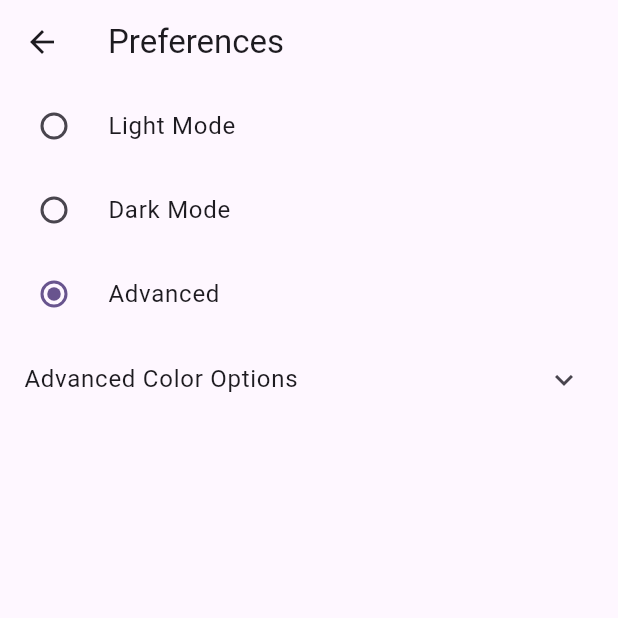
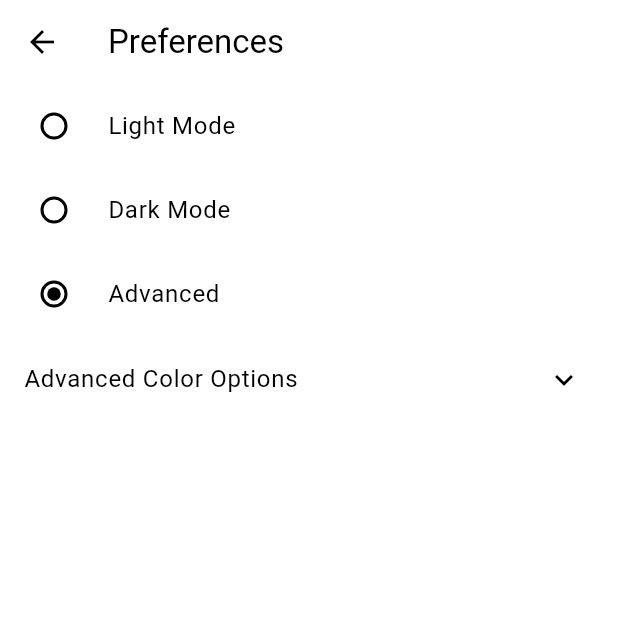
Before and after one commit to Dior15/BookBasket, a Flutter app: the PreferencesPage screen opened directly, after a tap on "Advanced", on a phone screen of 412 x 824 dp, the top half of it. Run offline on Flutter 3.47's test engine with Material 3 defaults, Android fonts, the phone set to English and light mode, and no system bars; our stand-ins replace shared_preferences; accounts and stored records are empty.

Commit message:
Proper Main File
Committing a proper main file to do all our testing off of; in agreement with theme logic.

```diff
--- a/lib/main.dart
+++ b/lib/main.dart
@@ -1,35 +1,57 @@
 import 'package:flutter/material.dart';
+import 'package:provider/provider.dart';
+
+import 'themes/theme_notifier.dart';
+import 'themes/theme_builder.dart';
+
+import 'preferences_page.dart';
+import 'catalog.dart';
+import 'basket.dart';
+import 'admin.dart';
 
 void main() {
-  runApp(const MyApp());
+  runApp(
+    ChangeNotifierProvider(
+      create: (_) => ThemeNotifier(),
+      child: const MyApp(),
+    ),
+  );
 }
 
 class MyApp extends StatelessWidget {
   const MyApp({super.key});
 
-  // This widget is the root of your application.
   @override
   Widget build(BuildContext context) {
+    final themeNotifier = Provider.of<ThemeNotifier>(context);
+
+    late final ThemeData lightTheme;
+    late final ThemeData darkTheme;
+    late final ThemeMode themeMode;
+
+    // Apply Advanced theme
+    if (themeNotifier.themeType == ThemeType.advanced) {
+      final advancedTheme =
+      buildAdvancedTheme(themeNotifier.backgroundColor, themeNotifier.foregroundColor);
+
+      lightTheme = advancedTheme;
+      darkTheme = advancedTheme;
+      themeMode = ThemeMode.light;
+    } else {
+      // Normal Light/Dark
+      lightTheme = ThemeData.light();
+      darkTheme = ThemeData.dark();
+      themeMode = themeNotifier.themeType == ThemeType.light
+          ? ThemeMode.light
+          : ThemeMode.dark;
+    }
+
     return MaterialApp(
       title: 'Flutter Demo',
-      theme: ThemeData(
-        // This is the theme of your application.
-        //
-        // TRY THIS: Try running your application with "flutter run". You'll see
-        // the application has a purple toolbar. Then, without quitting the app,
-        // try changing the seedColor in the colorScheme below to Colors.green
-        // and then invoke "hot reload" (save your changes or press the "hot
-        // reload" button in a Flutter-supported IDE, or press "r" if you used
-        // the command line to start the app).
-        //
-        // Notice that the counter didn't reset back to zero; the application
-        // state is not lost during the reload. To reset the state, use hot
-        // restart instead.
-        //
-        // This works for code too, not just values: Most code changes can be
-        // tested with just a hot reload.
-        colorScheme: .fromSeed(seedColor: Colors.deepPurple),
-      ),
+      debugShowCheckedModeBanner: false,
+      theme: lightTheme,
+      darkTheme: darkTheme,
+      themeMode: themeMode,
       home: const MyHomePage(title: 'Flutter Demo Home Page'),
     );
   }
@@ -38,15 +60,6 @@ class MyApp extends StatelessWidget {
 class MyHomePage extends StatefulWidget {
   const MyHomePage({super.key, required this.title});
 
-  // This widget is the home page of your application. It is stateful, meaning
-  // that it has a State object (defined below) that contains fields that affect
-  // how it looks.
-
-  // This class is the configuration for the state. It holds the values (in this
-  // case the title) provided by the parent (in this case the App widget) and
-  // used by the build method of the State. Fields in a Widget subclass are
-  // always marked "final".
-
   final String title;
 
   @override
@@ -54,69 +67,9 @@ class MyHomePage extends StatefulWidget {
 }
 
 class _MyHomePageState extends State<MyHomePage> {
-  int _counter = 0;
-
-  void _incrementCounter() {
-    setState(() {
-      // This call to setState tells the Flutter framework that something has
-      // changed in this State, which causes it to rerun the build method below
-      // so that the display can reflect the updated values. If we changed
-      // _counter without calling setState(), then the build method would not be
-      // called again, and so nothing would appear to happen.
-      _counter++;
-    });
-  }
-
   @override
   Widget build(BuildContext context) {
-    // This method is rerun every time setState is called, for instance as done
-    // by the _incrementCounter method above.
-    //
-    // The Flutter framework has been optimized to make rerunning build methods
-    // fast, so that you can just rebuild anything that needs updating rather
-    // than having to individually change instances of widgets.
-    return Scaffold(
-      appBar: AppBar(
-        // TRY THIS: Try changing the color here to a specific color (to
-        // Colors.amber, perhaps?) and trigger a hot reload to see the AppBar
-        // change color while the other colors stay the same.
-        backgroundColor: Theme.of(context).colorScheme.inversePrimary,
-        // Here we take the value from the MyHomePage object that was created by
-        // the App.build method, and use it to set our appbar title.
-        title: Text(widget.title),
-      ),
-      body: Center(
-        // Center is a layout widget. It takes a single child and positions it
-        // in the middle of the parent.
-        child: Column(
-          // Column is also a layout widget. It takes a list of children and
-          // arranges them vertically. By default, it sizes itself to fit its
-          // children horizontally, and tries to be as tall as its parent.
-          //
-          // Column has various properties to control how it sizes itself and
-          // how it positions its children. Here we use mainAxisAlignment to
-          // center the children vertically; the main axis here is the vertical
-          // axis because Columns are vertical (the cross axis would be
-          // horizontal).
-          //
-          // TRY THIS: Invoke "debug painting" (choose the "Toggle Debug Paint"
-          // action in the IDE, or press "p" in the console), to see the
-          // wireframe for each widget.
-          mainAxisAlignment: .center,
-          children: [
-            const Text('You have pushed the button this many times:'),
-            Text(
-              '$_counter',
-              style: Theme.of(context).textTheme.headlineMedium,
-            ),
-          ],
-        ),
-      ),
-      floatingActionButton: FloatingActionButton(
-        onPressed: _incrementCounter,
-        tooltip: 'Increment',
-        child: const Icon(Icons.add),
-      ),
-    );
+    // Change the widget being returned to test different pages
+    return const Basket();
   }
 }
```
